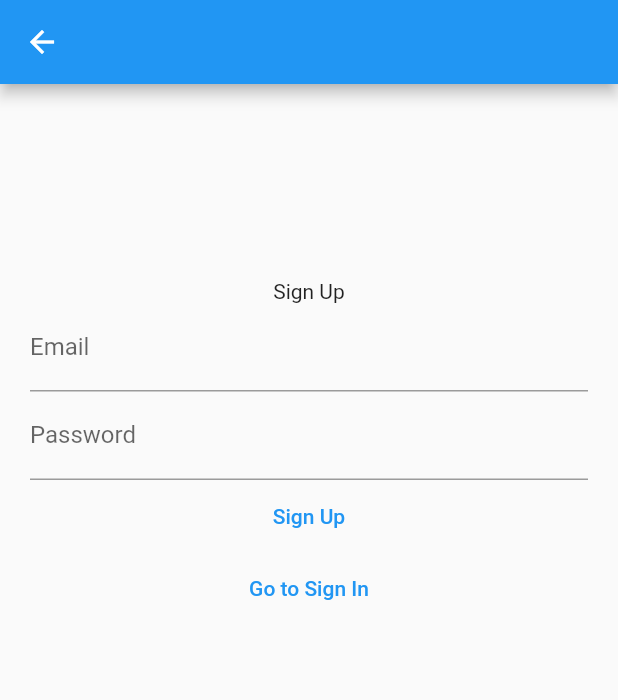
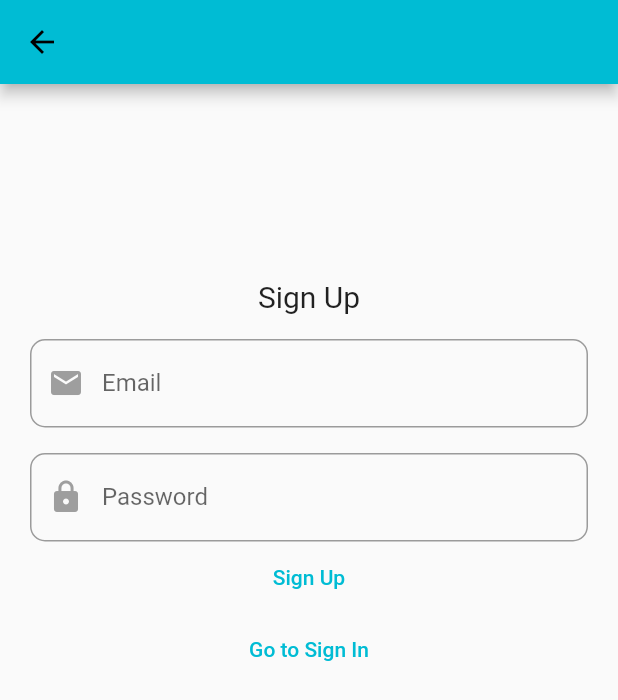
Before and after one commit to Shatakshi-Singh/ToDo_clean_architecture, a Flutter app: the screen it shows after launch, after a tap on "Go to Sign Up", on a phone screen of 412 x 824 dp. Shown: the top 700 px of the screen. Run offline on Flutter 3.47's test engine with Material 2 defaults, Android fonts, the phone set to English and light mode, and no system bars; our stand-ins replace firebase_auth, firebase_core, flutter_clean_architecture, get_it; accounts and stored records are empty.

Commit message:
Auth page design

```diff
--- a/lib/app/auth/presentation/sign-in/view/widgets/sign-in-content-body.dart
+++ b/lib/app/auth/presentation/sign-in/view/widgets/sign-in-content-body.dart
@@ -20,18 +20,50 @@ class SignInContentBody extends StatefulWidget {
 class _SignInContentBodyState extends State<SignInContentBody> {
   @override
   Widget build(BuildContext context) {
-    return Column(
+    return SingleChildScrollView(
+      child: Column(
         children: [
           SizedBox(height: 100.0),
-        Text('Sign In'),
+          Text(
+            'Sign In',
+            style: TextStyle(fontSize: 20),
+          ),
+          SizedBox(height: 17.0),
           TextFormField(
             controller: widget.emailTextController,
-          decoration:
-              InputDecoration(labelText: "Email", hintText: "abc@gmail.com"),
+            decoration: new InputDecoration(
+              labelText: "Email",
+              prefixIcon: const Icon(
+                Icons.email,
+                color: Colors.grey,
               ),
+              hintText: "abc@gmail.com",
+              border: OutlineInputBorder(
+                borderRadius: BorderRadius.circular(10.0),
+              ),
+              focusedBorder: OutlineInputBorder(
+                borderSide: const BorderSide(color: Colors.black, width: 1.5),
+                borderRadius: BorderRadius.circular(15.0),
+              ),
+            ),
+          ),
+          SizedBox(height: 17.0),
           TextFormField(
             controller: widget.passwordTextController,
-          decoration: InputDecoration(labelText: "Password"),
+            decoration: InputDecoration(
+              labelText: "Password",
+              prefixIcon: const Icon(
+                Icons.lock,
+                color: Colors.grey,
+              ),
+              border: OutlineInputBorder(
+                borderRadius: BorderRadius.circular(10.0),
+              ),
+              focusedBorder: OutlineInputBorder(
+                borderSide: const BorderSide(color: Colors.black, width: 1.5),
+                borderRadius: BorderRadius.circular(15.0),
+              ),
+            ),
             obscureText: true,
           ),
           TextButton(
@@ -52,6 +84,7 @@ class _SignInContentBodyState extends State<SignInContentBody> {
             child: Text("Go to Sign Up"),
           ),
         ],
+      ),
     );
   }
 }
--- a/lib/app/auth/presentation/sign-up/view/widgets/sign-up-content-body.dart
+++ b/lib/app/auth/presentation/sign-up/view/widgets/sign-up-content-body.dart
@@ -20,18 +20,51 @@ class SignUpContentBody extends StatefulWidget {
 class _SignUpContentBodyState extends State<SignUpContentBody> {
   @override
   Widget build(BuildContext context) {
-    return Column(
+    return SingleChildScrollView(
+      child: Column(
         children: [
           SizedBox(height: 100.0),
-        Text('Sign Up'),
+          Text(
+            'Sign Up',
+            style: TextStyle(fontSize: 20),
+          ),
+          SizedBox(height: 17.0),
           TextFormField(
             controller: widget.emailTextController,
-          decoration:
-              InputDecoration(labelText: "Email", hintText: "abc@gmail.com"),
+            decoration: InputDecoration(
+              labelText: "Email",
+              prefixIcon: const Icon(
+                Icons.email,
+                color: Colors.grey,
               ),
+              hintText: "abc@gmail.com",
+              border: OutlineInputBorder(
+                borderRadius: BorderRadius.circular(10.0),
+              ),
+              focusedBorder: OutlineInputBorder(
+                borderSide: const BorderSide(color: Colors.black, width: 1.5),
+                borderRadius: BorderRadius.circular(15.0),
+              ),
+            ),
+          ),
+          SizedBox(height: 17.0),
           TextFormField(
             controller: widget.passwordTextController,
-          decoration: InputDecoration(labelText: "Password"),
+            decoration: InputDecoration(
+              labelText: "Password",
+              prefixIcon: const Icon(
+                Icons.lock,
+                color: Colors.grey,
+              ),
+              border: OutlineInputBorder(
+                borderRadius: BorderRadius.circular(10.0),
+              ),
+              focusedBorder: OutlineInputBorder(
+                borderSide: const BorderSide(color: Colors.black, width: 1.5),
+                borderRadius: BorderRadius.circular(15.0),
+              ),
+            ),
+            obscureText: true,
           ),
           TextButton(
             onPressed: () {
@@ -51,6 +84,7 @@ class _SignUpContentBodyState extends State<SignUpContentBody> {
             child: Text("Go to Sign In"),
           ),
         ],
+      ),
     );
   }
 }
--- a/lib/main.dart
+++ b/lib/main.dart
@@ -15,7 +15,7 @@ class MyApp extends StatelessWidget {
     return MaterialApp(
       title: 'Flutter Demo',
       theme: ThemeData(
-        primarySwatch: Colors.blue,
+        primarySwatch: Colors.cyan,
       ),
       navigatorKey: di
           .serviceLocator<NavigationService>()
```
Lines whose indentation alone changed are shown as unchanged.
